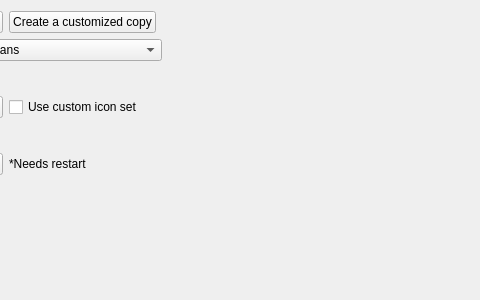
First picture: the form in RedPandaIDE/settingsdialog/environmentappearancewidget.ui, repository royqh1979/RedPanda-CPP, before the edit; both pictures show x 146 to 626 and y 0 to 300 of the 733 by 300 pixel window.
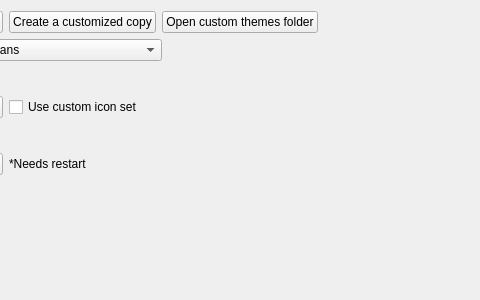
Second picture: the form after the edit.

Commit message: - enhancement: Improve how to manage themes in Options → general → appearance.

Diff of the .ui file:
```diff
--- a/RedPandaIDE/settingsdialog/environmentappearancewidget.ui
+++ b/RedPandaIDE/settingsdialog/environmentappearancewidget.ui
@@ -142,6 +142,13 @@
         </property>
        </widget>
       </item>
+      <item>
+       <widget class="QPushButton" name="btnOpenCustomThemeFolder">
+        <property name="text">
+         <string>Open custom themes folder</string>
+        </property>
+       </widget>
+      </item>
       <item>
        <spacer name="horizontalSpacer">
         <property name="orientation">
```
The commit also changes 7 other files.
